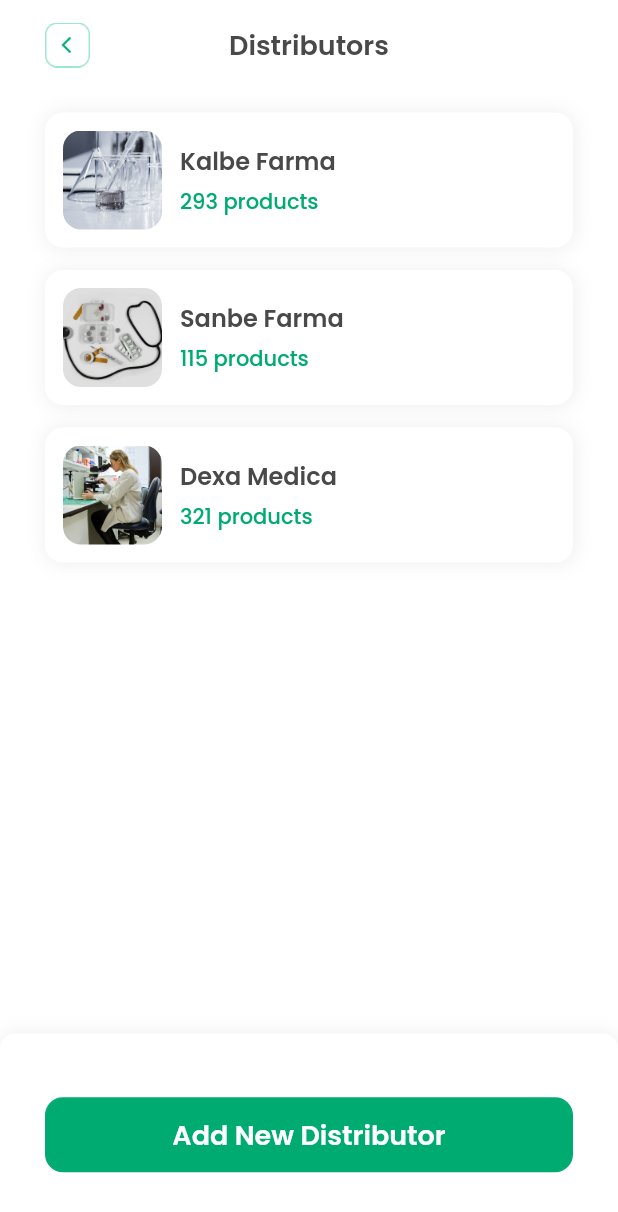
After one commit to Amoebajelek/apoo_flutter, a Flutter app: the DistributorsPage screen opened directly, on a phone screen of 412 x 824 dp. The commit adds this screen. Shown: the top 1212 px of the screen. Run offline on Flutter 3.47's test engine with Material 2 defaults, Android fonts, the phone set to English and light mode, and no system bars; our stand-ins replace email_validator, google_fonts.

Commit message:
Add Distributors Page

```diff
--- /dev/null
+++ b/lib/pages/distributors_page.dart
@@ -0,0 +1,380 @@
+import 'package:apoo_flutter/pages/distributor_catalog_page.dart';
+import 'package:apoo_flutter/pages/profile_page.dart';
+import 'package:apoo_flutter/theme.dart';
+import 'package:flutter/material.dart';
+
+class DistributorsPage extends StatefulWidget {
+  @override
+  State<DistributorsPage> createState() => _DistributorsPageState();
+}
+
+class _DistributorsPageState extends State<DistributorsPage> {
+  bool isEmailValid = true;
+
+  TextEditingController emailController = TextEditingController(text: '');
+  @override
+  Widget build(BuildContext context) {
+    return Scaffold(
+      backgroundColor: whiteColor,
+      body: SafeArea(
+        child: Padding(
+          padding: EdgeInsets.symmetric(
+            horizontal: edge,
+          ),
+          child: ListView(
+            children: [
+              SizedBox(
+                height: semiEdge,
+              ),
+              header(),
+              SizedBox(
+                height: edge,
+              ),
+              list(),
+              SizedBox(
+                height: semiEdge,
+              ),
+            ],
+          ),
+        ),
+      ),
+      bottomNavigationBar: Container(
+        height: 135,
+        width: MediaQuery.of(context).size.width,
+        decoration: BoxDecoration(
+          color: whiteColor,
+          borderRadius: BorderRadius.circular(10),
+          boxShadow: [
+            BoxShadow(
+              color: Colors.grey.shade200,
+              blurRadius: 10.0,
+              spreadRadius: 0.2,
+              offset: Offset(
+                0.5,
+                0.5,
+              ),
+            ),
+          ],
+        ),
+        child: Column(
+          mainAxisAlignment: MainAxisAlignment.spaceAround,
+          children: [
+            InkWell(
+              onTap: () {
+                Navigator.push(
+                  context,
+                  MaterialPageRoute(
+                    builder: (context) => DistributorCatalogPage(),
+                  ),
+                );
+              },
+              child: Container(
+                height: 50,
+                width: MediaQuery.of(context).size.width - (2 * edge),
+                decoration: BoxDecoration(
+                  color: greenColor,
+                  border: Border.all(
+                    color: greenColor,
+                    width: 1.0,
+                    style: BorderStyle.solid,
+                  ),
+                  borderRadius: BorderRadius.circular(12),
+                ),
+                child: Center(
+                  child: Text(
+                    'Add New Distributor',
+                    style: titleTextStyle.copyWith(
+                      fontSize: 18,
+                      color: whiteColor,
+                    ),
+                    textAlign: TextAlign.center,
+                  ),
+                ),
+              ),
+            ),
+          ],
+        ),
+      ),
+      floatingActionButtonLocation: FloatingActionButtonLocation.centerFloat,
+    );
+  }
+
+  Widget header() {
+    return Container(
+      child: Row(
+        children: [
+          InkWell(
+            onTap: () {
+              Navigator.push(
+                context,
+                MaterialPageRoute(
+                  builder: (context) => ProfilePage(),
+                ),
+              );
+            },
+            child: Image.asset(
+              'assets/ic-back.png',
+              height: edge,
+              width: edge,
+            ),
+          ),
+          Spacer(),
+          Center(
+            child: Text(
+              'Distributors',
+              style: titleTextStyle.copyWith(
+                fontSize: 18,
+              ),
+            ),
+          ),
+          Spacer(),
+          Container(
+            height: 30,
+            width: 30,
+          )
+        ],
+      ),
+    );
+  }
+
+  Widget list() {
+    return Column(
+      children: [
+        Container(
+          height: 90,
+          width: MediaQuery.of(context).size.width - (2 * edge),
+          decoration: BoxDecoration(
+            color: whiteColor,
+            borderRadius: BorderRadius.circular(12),
+            boxShadow: [
+              BoxShadow(
+                color: Colors.grey.shade200,
+                blurRadius: 10.0,
+                spreadRadius: 0.2,
+                offset: Offset(
+                  0.5,
+                  0.5,
+                ),
+              ),
+            ],
+          ),
+          child: Row(
+            crossAxisAlignment: CrossAxisAlignment.center,
+            children: [
+              Padding(
+                padding: EdgeInsets.symmetric(
+                  horizontal: 12,
+                  vertical: 12,
+                ),
+                child: ClipRRect(
+                  borderRadius: BorderRadius.circular(12),
+                  child: Image.asset(
+                    'assets/dist1.png',
+                    width: 66,
+                    height: 66,
+                    fit: BoxFit.cover,
+                  ),
+                ),
+              ),
+              Padding(
+                padding: EdgeInsets.symmetric(
+                  vertical: 20,
+                ),
+                child: Column(
+                  crossAxisAlignment: CrossAxisAlignment.start,
+                  children: [
+                    Text(
+                      'Kalbe Farma',
+                      style: titleTextStyle,
+                    ),
+                    Spacer(),
+                    Padding(
+                      padding: EdgeInsets.only(
+                        right: 12,
+                      ),
+                      child: Text.rich(
+                        TextSpan(
+                          text: '293',
+                          style: descTextStyle.copyWith(
+                            color: greenColor,
+                          ),
+                          children: [
+                            TextSpan(
+                              text: ' products',
+                              style: descTextStyle.copyWith(
+                                color: greenColor,
+                              ),
+                            ),
+                          ],
+                        ),
+                      ),
+                    ),
+                  ],
+                ),
+              ),
+            ],
+          ),
+        ),
+        SizedBox(
+          height: semiEdge,
+        ),
+        Container(
+          height: 90,
+          width: MediaQuery.of(context).size.width - (2 * edge),
+          decoration: BoxDecoration(
+            color: whiteColor,
+            borderRadius: BorderRadius.circular(12),
+            boxShadow: [
+              BoxShadow(
+                color: Colors.grey.shade200,
+                blurRadius: 10.0,
+                spreadRadius: 0.2,
+                offset: Offset(
+                  0.5,
+                  0.5,
+                ),
+              ),
+            ],
+          ),
+          child: Row(
+            crossAxisAlignment: CrossAxisAlignment.center,
+            children: [
+              Padding(
+                padding: EdgeInsets.symmetric(
+                  horizontal: 12,
+                  vertical: 12,
+                ),
+                child: ClipRRect(
+                  borderRadius: BorderRadius.circular(12),
+                  child: Image.asset(
+                    'assets/dist2.png',
+                    width: 66,
+                    height: 66,
+                    fit: BoxFit.cover,
+                  ),
+                ),
+              ),
+              Padding(
+                padding: EdgeInsets.symmetric(
+                  vertical: 20,
+                ),
+                child: Column(
+                  crossAxisAlignment: CrossAxisAlignment.start,
+                  children: [
+                    Text(
+                      'Sanbe Farma',
+                      style: titleTextStyle,
+                    ),
+                    Spacer(),
+                    Padding(
+                      padding: EdgeInsets.only(
+                        right: 12,
+                      ),
+                      child: Text.rich(
+                        TextSpan(
+                          text: '115',
+                          style: descTextStyle.copyWith(
+                            color: greenColor,
+                          ),
+                          children: [
+                            TextSpan(
+                              text: ' products',
+                              style: descTextStyle.copyWith(
+                                color: greenColor,
+                              ),
+                            ),
+                          ],
+                        ),
+                      ),
+                    ),
+                  ],
+                ),
+              ),
+            ],
+          ),
+        ),
+        SizedBox(
+          height: semiEdge,
+        ),
+        Container(
+          height: 90,
+          width: MediaQuery.of(context).size.width - (2 * edge),
+          decoration: BoxDecoration(
+            color: whiteColor,
+            borderRadius: BorderRadius.circular(12),
+            boxShadow: [
+              BoxShadow(
+                color: Colors.grey.shade200,
+                blurRadius: 10.0,
+                spreadRadius: 0.2,
+                offset: Offset(
+                  0.5,
+                  0.5,
+                ),
+              ),
+            ],
+          ),
+          child: Row(
+            crossAxisAlignment: CrossAxisAlignment.center,
+            children: [
+              Padding(
+                padding: EdgeInsets.symmetric(
+                  horizontal: 12,
+                  vertical: 12,
+                ),
+                child: ClipRRect(
+                  borderRadius: BorderRadius.circular(12),
+                  child: Image.asset(
+                    'assets/dist3.png',
+                    width: 66,
+                    height: 66,
+                    fit: BoxFit.cover,
+                  ),
+                ),
+              ),
+              Padding(
+                padding: EdgeInsets.symmetric(
+                  vertical: 20,
+                ),
+                child: Column(
+                  crossAxisAlignment: CrossAxisAlignment.start,
+                  children: [
+                    Text(
+                      'Dexa Medica',
+                      style: titleTextStyle,
+                    ),
+                    Spacer(),
+                    Padding(
+                      padding: EdgeInsets.only(
+                        right: 12,
+                      ),
+                      child: Text.rich(
+                        TextSpan(
+                          text: '321',
+                          style: descTextStyle.copyWith(
+                            color: greenColor,
+                          ),
+                          children: [
+                            TextSpan(
+                              text: ' products',
+                              style: descTextStyle.copyWith(
+                                color: greenColor,
+                              ),
+                            ),
+                          ],
+                        ),
+                      ),
+                    ),
+                  ],
+                ),
+              ),
+            ],
+          ),
+        ),
+        SizedBox(
+          height: semiEdge,
+        ),
+      ],
+    );
+  }
+}
--- a/lib/pages/profile_page.dart
+++ b/lib/pages/profile_page.dart
@@ -5,6 +5,7 @@ import 'package:flutter/material.dart';
 import '../theme.dart';
 import '../widgets/bottom_navbar_item.dart';
 import 'catalog_page.dart';
+import 'distributors_page.dart';
 import 'history_page.dart';
 import 'home_page.dart';
 import 'order_page.dart';
@@ -273,7 +274,16 @@ class _ProfilePageState extends State<ProfilePage> {
           SizedBox(
             height: semiEdge,
           ),
-          Row(
+          InkWell(
+            onTap: () {
+              Navigator.push(
+                context,
+                MaterialPageRoute(
+                  builder: (context) => DistributorsPage(),
+                ),
+              );
+            },
+            child: Row(
               children: [
                 Image.asset(
                   'assets/ic-distributors.png',
@@ -288,6 +298,7 @@ class _ProfilePageState extends State<ProfilePage> {
                   style: titleTextStyle,
                 )
               ],
+            ),
           ),
           SizedBox(
             height: semiEdge,
@@ -330,22 +341,6 @@ class _ProfilePageState extends State<ProfilePage> {
           SizedBox(
             height: semiEdge,
           ),
-          Row(
-            children: [
-              Image.asset(
-                'assets/ic-edit-profile.png',
-                height: 24,
-                width: 24,
-              ),
-              SizedBox(
-                width: 15,
-              ),
-              Text(
-                'Edit Profile',
-                style: titleTextStyle,
-              )
-            ],
-          ),
         ],
       ),
     );
```
Lines whose indentation alone changed are shown as unchanged.
